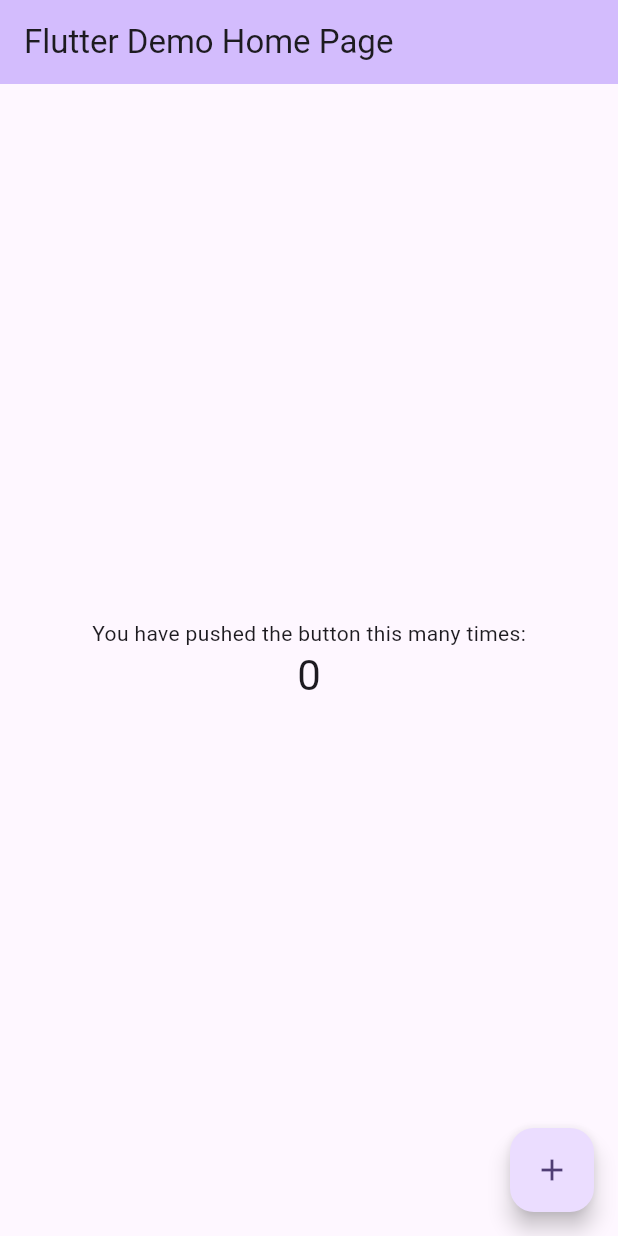
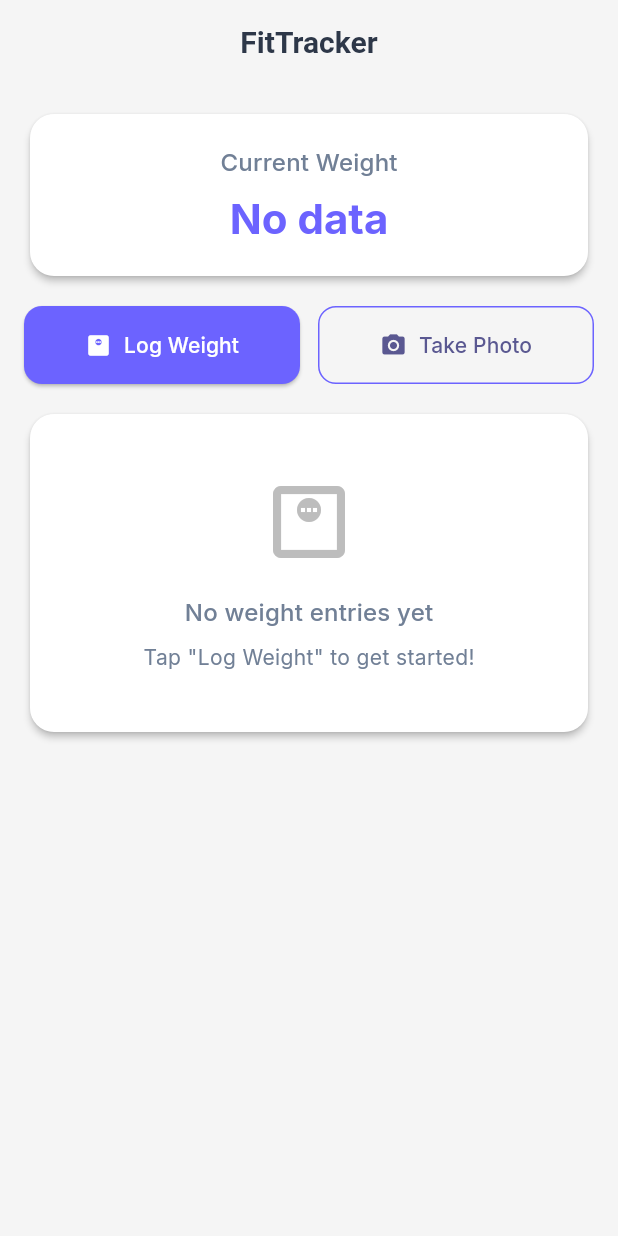
Before and after one commit to paullee564/body-shots, a Flutter app: the screen it shows after launch, on a phone screen of 412 x 824 dp. Run offline on Flutter 3.47's test engine with Material 3 defaults, Android fonts, the phone set to English and light mode, and no system bars; our stand-ins replace google_fonts, sqflite; accounts and stored records are empty.

Commit message:
Basic App with weight input

```diff
--- a/lib/main.dart
+++ b/lib/main.dart
@@ -1,4 +1,8 @@
 import 'package:flutter/material.dart';
+import 'package:provider/provider.dart';
+import 'providers/weight_provider.dart';
+import 'screens/home_screen.dart';
+import 'utils/app_theme.dart';
 
 void main() {
   runApp(const MyApp());
@@ -10,113 +14,16 @@ class MyApp extends StatelessWidget {
   // This widget is the root of your application.
   @override
   Widget build(BuildContext context) {
-    return MaterialApp(
-      title: 'Flutter Demo',
-      theme: ThemeData(
-        // This is the theme of your application.
-        //
-        // TRY THIS: Try running your application with "flutter run". You'll see
-        // the application has a purple toolbar. Then, without quitting the app,
-        // try changing the seedColor in the colorScheme below to Colors.green
-        // and then invoke "hot reload" (save your changes or press the "hot
-        // reload" button in a Flutter-supported IDE, or press "r" if you used
-        // the command line to start the app).
-        //
-        // Notice that the counter didn't reset back to zero; the application
-        // state is not lost during the reload. To reset the state, use hot
-        // restart instead.
-        //
-        // This works for code too, not just values: Most code changes can be
-        // tested with just a hot reload.
-        colorScheme: ColorScheme.fromSeed(seedColor: Colors.deepPurple),
-      ),
-      home: const MyHomePage(title: 'Flutter Demo Home Page'),
+    return MultiProvider(
+      providers: [
+        ChangeNotifierProvider(create: (_) => WeightProvider()),
+      ],
+      child: MaterialApp(
+          title: 'bodyShots',
+          theme: AppTheme.lightTheme,
+          home: const HomeScreen(),
+          debugShowCheckedModeBanner: false,
+      )
     );
   }
 }
-
-class MyHomePage extends StatefulWidget {
-  const MyHomePage({super.key, required this.title});
-
-  // This widget is the home page of your application. It is stateful, meaning
-  // that it has a State object (defined below) that contains fields that affect
-  // how it looks.
-
-  // This class is the configuration for the state. It holds the values (in this
-  // case the title) provided by the parent (in this case the App widget) and
-  // used by the build method of the State. Fields in a Widget subclass are
-  // always marked "final".
-
-  final String title;
-
-  @override
-  State<MyHomePage> createState() => _MyHomePageState();
-}
-
-class _MyHomePageState extends State<MyHomePage> {
-  int _counter = 0;
-
-  void _incrementCounter() {
-    setState(() {
-      // This call to setState tells the Flutter framework that something has
-      // changed in this State, which causes it to rerun the build method below
-      // so that the display can reflect the updated values. If we changed
-      // _counter without calling setState(), then the build method would not be
-      // called again, and so nothing would appear to happen.
-      _counter++;
-    });
-  }
-
-  @override
-  Widget build(BuildContext context) {
-    // This method is rerun every time setState is called, for instance as done
-    // by the _incrementCounter method above.
-    //
-    // The Flutter framework has been optimized to make rerunning build methods
-    // fast, so that you can just rebuild anything that needs updating rather
-    // than having to individually change instances of widgets.
-    return Scaffold(
-      appBar: AppBar(
-        // TRY THIS: Try changing the color here to a specific color (to
-        // Colors.amber, perhaps?) and trigger a hot reload to see the AppBar
-        // change color while the other colors stay the same.
-        backgroundColor: Theme.of(context).colorScheme.inversePrimary,
-        // Here we take the value from the MyHomePage object that was created by
-        // the App.build method, and use it to set our appbar title.
-        title: Text(widget.title),
-      ),
-      body: Center(
-        // Center is a layout widget. It takes a single child and positions it
-        // in the middle of the parent.
-        child: Column(
-          // Column is also a layout widget. It takes a list of children and
-          // arranges them vertically. By default, it sizes itself to fit its
-          // children horizontally, and tries to be as tall as its parent.
-          //
-          // Column has various properties to control how it sizes itself and
-          // how it positions its children. Here we use mainAxisAlignment to
-          // center the children vertically; the main axis here is the vertical
-          // axis because Columns are vertical (the cross axis would be
-          // horizontal).
-          //
-          // TRY THIS: Invoke "debug painting" (choose the "Toggle Debug Paint"
-          // action in the IDE, or press "p" in the console), to see the
-          // wireframe for each widget.
-          mainAxisAlignment: MainAxisAlignment.center,
-          children: <Widget>[
-            const Text('You have pushed the button this many times:'),
-            Text(
-              '$_counter',
-              style: Theme.of(context).textTheme.headlineMedium,
-            ),
-          ],
-        ),
-      ),
-      floatingActionButton: FloatingActionButton(
-        onPressed: _incrementCounter,
-        tooltip: 'Increment',
-        child: const Icon(Icons.add),
-      ), // This trailing comma makes auto-formatting nicer for build methods.
-    );
-  }
-}
--- a/lib/screens/home_screen.dart
+++ b/lib/screens/home_screen.dart
@@ -0,0 +1,207 @@
+import 'package:flutter/material.dart';
+import 'package:provider/provider.dart';
+import '../providers/weight_provider.dart';
+import '../widgets/custom_button.dart';
+import '../widgets/weight_input_dialog.dart';
+import '../utils/app_theme.dart';
+
+class HomeScreen extends StatefulWidget {
+  const HomeScreen({super.key});
+
+  @override
+  State<HomeScreen> createState() => _HomeScreenState();
+}
+
+class _HomeScreenState extends State<HomeScreen> {
+  @override
+  void initState() {
+    super.initState();
+    WidgetsBinding.instance.addPostFrameCallback((_) {
+      context.read<WeightProvider>().loadWeights();
+    });
+  }
+
+  @override
+  Widget build(BuildContext context) {
+    return Scaffold(
+      backgroundColor: AppTheme.backgroundColor,
+      appBar: AppBar(
+        title: const Text('FitTracker'),
+        centerTitle: true,
+      ),
+      body: Consumer<WeightProvider>(
+        builder: (context, weightProvider, child) {
+          if (weightProvider.isLoading) {
+            return const Center(child: CircularProgressIndicator());
+          }
+
+          return SingleChildScrollView(
+            padding: const EdgeInsets.all(16),
+            child: Column(
+              crossAxisAlignment: CrossAxisAlignment.stretch,
+              children: [
+                // Current Weight Card
+                _buildCurrentWeightCard(weightProvider),
+                const SizedBox(height: 16),
+
+                // Quick Actions
+                _buildQuickActions(),
+                const SizedBox(height: 16),
+
+                // Recent Entries
+                _buildRecentEntries(weightProvider),
+              ],
+            ),
+          );
+        },
+      ),
+    );
+  }
+
+  Widget _buildCurrentWeightCard(WeightProvider provider) {
+    final currentWeight = provider.currentWeight;
+    final weightChange = provider.weightChange;
+
+    return Card(
+      child: Padding(
+        padding: const EdgeInsets.all(20),
+        child: Column(
+          children: [
+            Text(
+              'Current Weight',
+              style: Theme.of(context).textTheme.titleMedium?.copyWith(
+                color: AppTheme.subtextColor,
+              ),
+            ),
+            const SizedBox(height: 8),
+            Text(
+              currentWeight != null ? '${currentWeight.toStringAsFixed(1)} kg' : 'No data',
+              style: Theme.of(context).textTheme.headlineMedium?.copyWith(
+                fontWeight: FontWeight.bold,
+                color: AppTheme.primaryColor,
+              ),
+            ),
+            if (weightChange != null) ...[
+              const SizedBox(height: 8),
+              Container(
+                padding: const EdgeInsets.symmetric(horizontal: 12, vertical: 4),
+                decoration: BoxDecoration(
+                  color: weightChange >= 0 ? Colors.green.shade100 : Colors.red.shade100,
+                  borderRadius: BorderRadius.circular(20),
+                ),
+                child: Text(
+                  '${weightChange >= 0 ? '+' : ''}${weightChange.toStringAsFixed(1)} kg',
+                  style: TextStyle(
+                    color: weightChange >= 0 ? Colors.green.shade700 : Colors.red.shade700,
+                    fontWeight: FontWeight.w600,
+                  ),
+                ),
+              ),
+            ],
+          ],
+        ),
+      ),
+    );
+  }
+
+  Widget _buildQuickActions() {
+    return Row(
+      children: [
+        Expanded(
+          child: CustomButton(
+            text: 'Log Weight',
+            onPressed: () => _showWeightInputDialog(),
+            icon: Icons.monitor_weight,
+          ),
+        ),
+        const SizedBox(width: 12),
+        Expanded(
+          child: CustomButton(
+            text: 'Take Photo',
+            onPressed: () {
+              // TODO: Implement photo capture
+            },
+            icon: Icons.camera_alt,
+            isSecondary: true,
+          ),
+        ),
+      ],
+    );
+  }
+
+  Widget _buildRecentEntries(WeightProvider provider) {
+    if (provider.weights.isEmpty) {
+      return Card(
+        child: Padding(
+          padding: const EdgeInsets.all(40),
+          child: Column(
+            children: [
+              Icon(
+                Icons.monitor_weight_outlined,
+                size: 64,
+                color: Colors.grey.shade400,
+              ),
+              const SizedBox(height: 16),
+              Text(
+                'No weight entries yet',
+                style: Theme.of(context).textTheme.titleMedium?.copyWith(
+                  color: AppTheme.subtextColor,
+                ),
+              ),
+              const SizedBox(height: 8),
+              Text(
+                'Tap "Log Weight" to get started!',
+                style: Theme.of(context).textTheme.bodyMedium?.copyWith(
+                  color: AppTheme.subtextColor,
+                ),
+              ),
+            ],
+          ),
+        ),
+      );
+    }
+
+    return Card(
+      child: Padding(
+        padding: const EdgeInsets.all(16),
+        child: Column(
+          crossAxisAlignment: CrossAxisAlignment.start,
+          children: [
+            Text(
+              'Recent Entries',
+              style: Theme.of(context).textTheme.titleMedium?.copyWith(
+                fontWeight: FontWeight.w600,
+              ),
+            ),
+            const SizedBox(height: 12),
+            ...provider.weights.take(5).map((entry) => ListTile(
+              contentPadding: EdgeInsets.zero,
+              leading: CircleAvatar(
+                backgroundColor: AppTheme.primaryColor.withValues(alpha: (0.1 * 255).round().toDouble()),
+                child: const Icon(
+                  Icons.monitor_weight,
+                  color: AppTheme.primaryColor,
+                ),
+              ),
+              title: Text('${entry.weight.toStringAsFixed(1)} kg'),
+              subtitle: Text(
+                '${entry.date.day}/${entry.date.month}/${entry.date.year}',
+              ),
+              trailing: IconButton(
+                icon: const Icon(Icons.delete_outline),
+                onPressed: () => provider.deleteWeight(entry.id),
+              ),
+            )),
+          ],
+        ),
+      ),
+    );
+  }
+
+  void _showWeightInputDialog() {
+    showDialog(
+      context: context,
+      builder: (context) => const WeightInputDialog(),
+    );
+  }
+}
--- a/lib/widgets/custom_button.dart
+++ b/lib/widgets/custom_button.dart
@@ -0,0 +1,61 @@
+import 'package:flutter/material.dart';
+import '../utils/app_theme.dart';
+
+class CustomButton extends StatelessWidget {
+  final String text;
+  final VoidCallback onPressed;
+  final IconData? icon;
+  final bool isSecondary;
+  final bool isLoading;
+
+  const CustomButton({
+    super.key,
+    required this.text,
+    required this.onPressed,
+    this.icon,
+    this.isSecondary = false,
+    this.isLoading = false,
+  });
+
+  @override
+  Widget build(BuildContext context) {
+    if (isSecondary) {
+      return OutlinedButton.icon(
+        onPressed: isLoading ? null : onPressed,
+        style: OutlinedButton.styleFrom(
+          padding: const EdgeInsets.symmetric(vertical: 16),
+          side: const BorderSide(color: AppTheme.primaryColor),
+          shape: RoundedRectangleBorder(
+            borderRadius: BorderRadius.circular(12),
+          ),
+        ),
+        icon: isLoading
+          ? const SizedBox(
+              width: 16,
+              height: 16,
+              child: CircularProgressIndicator(strokeWidth: 2),
+            )
+          : Icon(icon),
+        label: Text(text),
+      );
+    }
+
+    return ElevatedButton.icon(
+      onPressed: isLoading ? null : onPressed,
+      style: ElevatedButton.styleFrom(
+        padding: const EdgeInsets.symmetric(vertical: 16),
+      ),
+      icon: isLoading
+        ? const SizedBox(
+            width: 16,
+            height: 16,
+            child: CircularProgressIndicator(
+              strokeWidth: 2,
+              valueColor: AlwaysStoppedAnimation(Colors.white),
+            ),
+          )
+        : Icon(icon),
+      label: Text(text),
+    );
+  }
+}
--- a/lib/widgets/weight_input_dialog.dart
+++ b/lib/widgets/weight_input_dialog.dart
@@ -0,0 +1,93 @@
+import 'package:flutter/material.dart';
+import 'package:provider/provider.dart';
+import '../providers/weight_provider.dart';
+
+class WeightInputDialog extends StatefulWidget {
+  const WeightInputDialog({super.key});
+
+  @override
+  State<WeightInputDialog> createState() => _WeightInputDialogState();
+}
+
+class _WeightInputDialogState extends State<WeightInputDialog> {
+  final _controller = TextEditingController();
+  final _notesController = TextEditingController();
+  final _formKey = GlobalKey<FormState>();
+
+  @override
+  Widget build(BuildContext context) {
+    return AlertDialog(
+      title: const Text('Log Weight'),
+      content: Form(
+        key: _formKey,
+        child: Column(
+          mainAxisSize: MainAxisSize.min,
+          children: [
+            TextFormField(
+              controller: _controller,
+              keyboardType: const TextInputType.numberWithOptions(decimal: true),
+              decoration: const InputDecoration(
+                labelText: 'Weight (kg)',
+                border: OutlineInputBorder(),
+                prefixIcon: Icon(Icons.monitor_weight),
+              ),
+              validator: (value) {
+                if (value == null || value.isEmpty) {
+                  return 'Please enter your weight';
+                }
+                final weight = double.tryParse(value);
+                if (weight == null || weight <= 0) {
+                  return 'Please enter a valid weight';
+                }
+                return null;
+              },
+              autofocus: true,
+            ),
+            const SizedBox(height: 16),
+            TextFormField(
+              controller: _notesController,
+              decoration: const InputDecoration(
+                labelText: 'Notes (optional)',
+                border: OutlineInputBorder(),
+                prefixIcon: Icon(Icons.note),
+              ),
+              maxLines: 2,
+            ),
+          ],
+        ),
+      ),
+      actions: [
+        TextButton(
+          onPressed: () => Navigator.of(context).pop(),
+          child: const Text('Cancel'),
+        ),
+        ElevatedButton(
+          onPressed: _saveWeight,
+          child: const Text('Save'),
+        ),
+      ],
+    );
+  }
+
+  void _saveWeight() {
+    if (_formKey.currentState!.validate()) {
+      final weight = double.parse(_controller.text);
+      final notes = _notesController.text.trim();
+
+      context.read<WeightProvider>().addWeight(
+        weight,
+        DateTime.now(),
+        notes.isEmpty ? null : notes,
+      );
+
+      Navigator.of(context).pop();
+    }
+  }
+
+  @override
+  void dispose() {
+    _controller.dispose();
+    _notesController.dispose();
+    super.dispose();
+  }
+}
```
